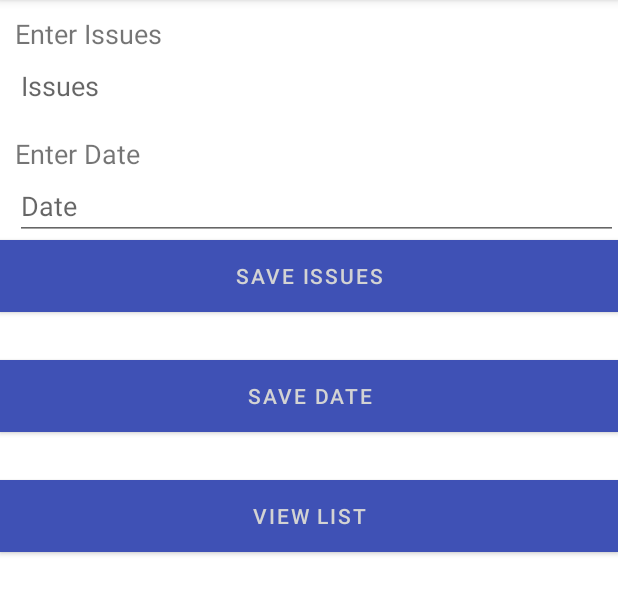
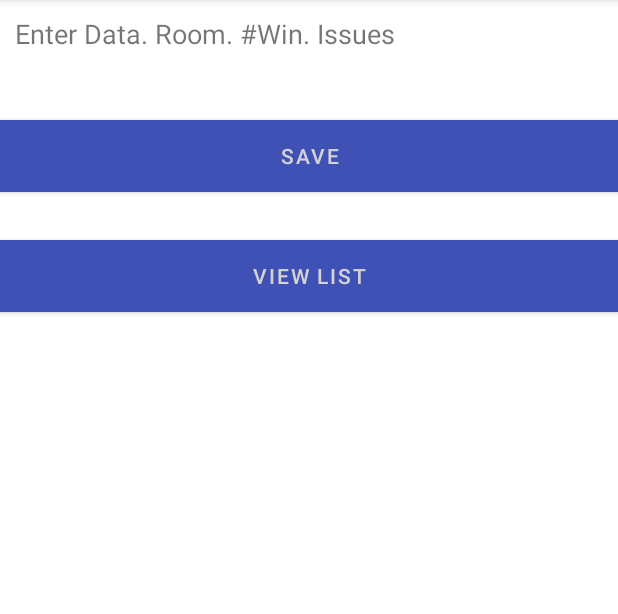
Before and after one commit to madasilva1/Searchable, an Android app: the screen it shows after launch (MainActivity), on a phone screen of 412 x 824 dp, the part 84-698 px from its top. Run offline under Robolectric (Android 15) with nearby library versions, the phone set to English and light mode, and no system bars.

```diff
--- a/app/src/main/java/com/example/wordlistsqlsearchable/MainActivity.java
+++ b/app/src/main/java/com/example/wordlistsqlsearchable/MainActivity.java
@@ -37,11 +37,11 @@ public class MainActivity extends AppCompatActivity {
         setContentView(R.layout.activity_main);
        // AddData();
         editTextname = (EditText) findViewById(R.id.editText_name);
-        editText_date = (EditText)findViewById(R.id.editText_date);
+       // editText_date = (EditText)findViewById(R.id.editText_date);
 
        mDB = new WordListOpenHelper(this);
 
-       Button adddate = (Button)findViewById(R.id.Add_Date);
+      /* Button adddate = (Button)findViewById(R.id.Add_Date);
        adddate.setOnClickListener(new View.OnClickListener() {
            @Override
            public void onClick(View view) {
@@ -58,7 +58,7 @@ public class MainActivity extends AppCompatActivity {
 
                editText_date.setText("");
            }
-       });
+       });*/
 
        Button addaData = (Button)findViewById(R.id.Add_Data);
         addaData.setOnClickListener(new View.OnClickListener() {
--- a/app/src/main/res/layout/activity_main.xml
+++ b/app/src/main/res/layout/activity_main.xml
@@ -12,7 +12,7 @@
         android:layout_height="wrap_content"
         android:textSize="18dp"
         android:id="@+id/textView"
-        android:text = "Enter Issues"
+        android:text = "Enter Data. Room. #Win. Issues "
         android:layout_marginLeft="10dp"
         android:layout_marginTop="10dp"
         />
@@ -22,50 +22,18 @@
         android:layout_height="wrap_content"
         android:layout_marginLeft="10dp"
         android:inputType="text"
-        android:hint="Issues"
+        android:hint=""
         android:ems="10"
         android:singleLine="false" />
 
 
-    <TextView
-        android:layout_width="wrap_content"
-        android:layout_height="wrap_content"
-        android:textSize="18dp"
-        android:id="@+id/textDate"
-        android:text = "Enter Date"
-        android:layout_marginLeft="10dp"
-        android:layout_marginTop="10dp"
-        />
-
-    <EditText
-        android:id="@+id/editText_date"
-        android:layout_width="match_parent"
-        android:layout_height="wrap_content"
-        android:layout_marginLeft="10dp"
-        android:inputType="text"
-        android:hint="@string/hint_date"
-        android:ems="10"
-        android:singleLine="false" />
     <Button android:id="@+id/Add_Data"
         android:layout_width="match_parent"
         android:layout_height="wrap_content"
         android:background="@color/colorPrimary"
-        android:text="Save Issues"
+        android:text="Save"
         android:textColor="@color/buttonLabel"/>
-    <LinearLayout
-        android:layout_width="wrap_content"
-        android:layout_height="wrap_content"
-        android:layout_gravity="bottom"
-        android:layout_margin="16dp"
-        android:clickable="true"
-        android:src = "@mipmap/ic_launcher"
-        android:orientation="vertical" />
-    <Button android:id="@+id/Add_Date"
-        android:layout_width="match_parent"
-        android:layout_height="wrap_content"
-        android:background="@color/colorPrimary"
-        android:text="Save Date"
-        android:textColor="@color/buttonLabel"/>
+
     <LinearLayout
         android:layout_width="wrap_content"
         android:layout_height="wrap_content"
```
Also changed, not shown: 1 other file.
